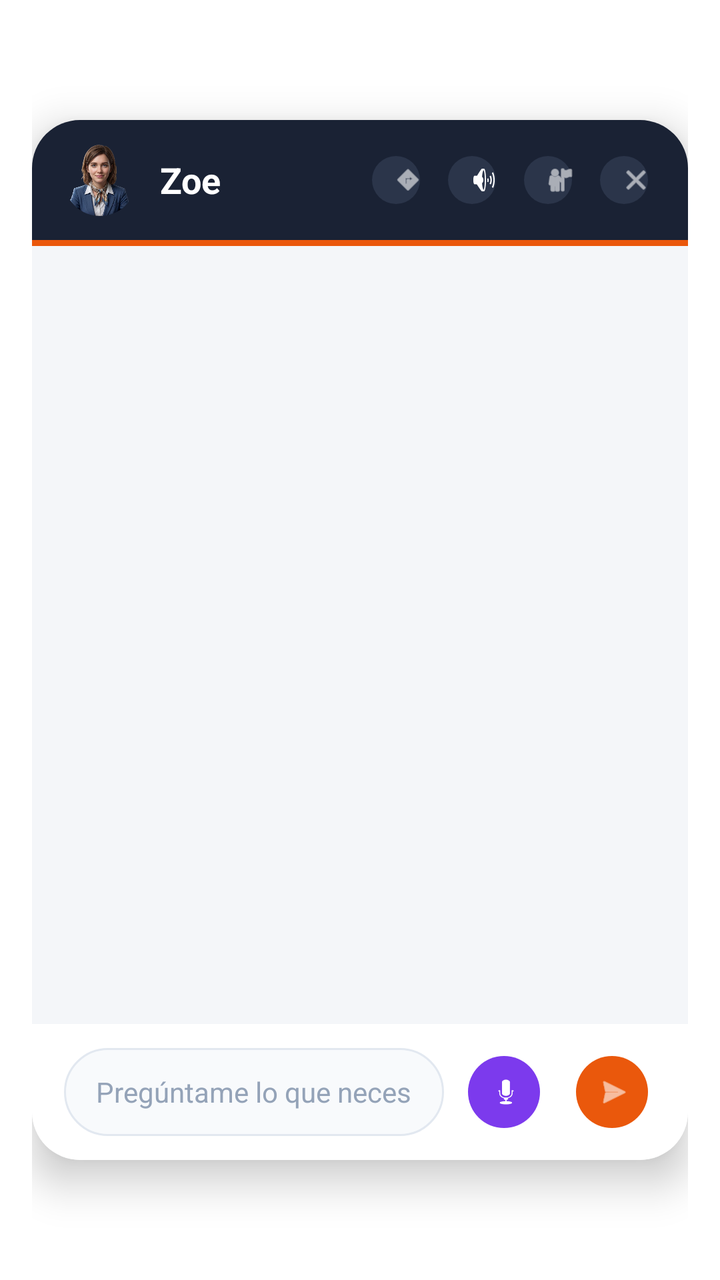
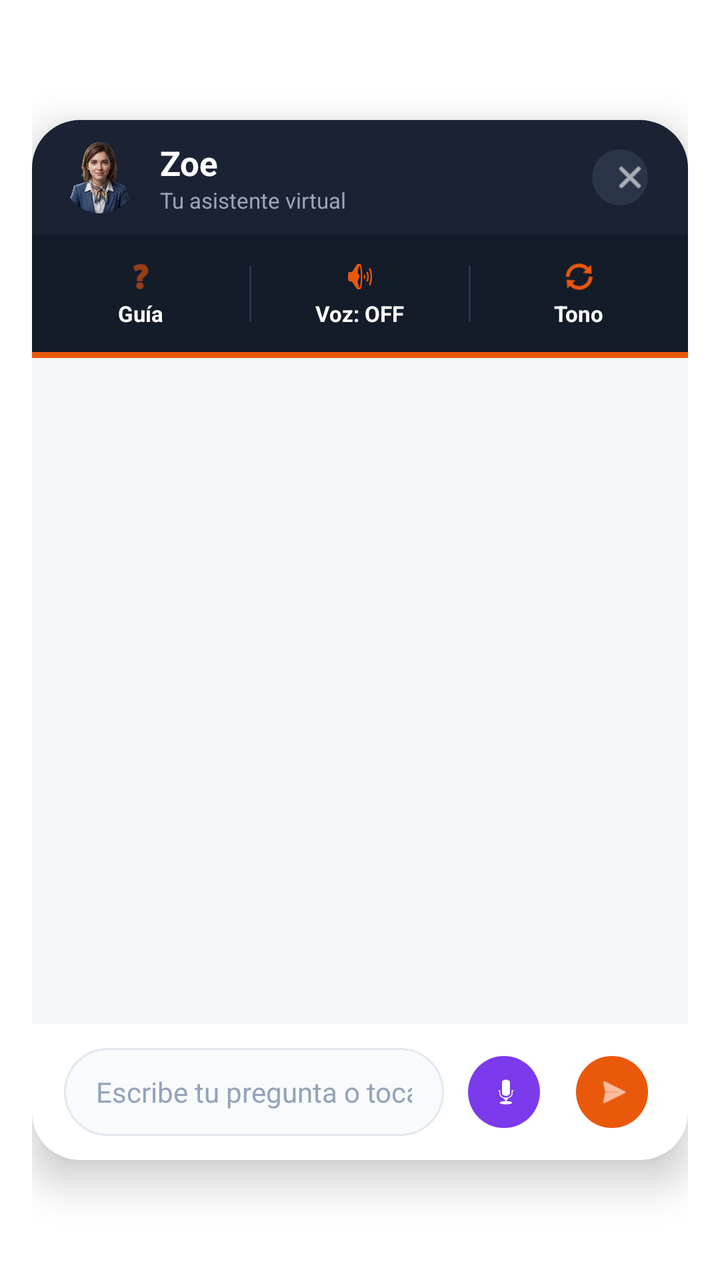

Two renders of the same Android screen: before a commit and after it. Below are the layout's source before the change and the commit's diff.
<!-- AndroidManifest.xml: application theme Theme.MaterialComponents.Light.NoActionBar -->
<!-- res/layout/bottom_sheet_zoe_chat.xml -->
<?xml version="1.0" encoding="utf-8"?>
<FrameLayout xmlns:android="http://schemas.android.com/apk/res/android"
    xmlns:app="http://schemas.android.com/apk/res-auto"
    android:layout_width="match_parent"
    android:layout_height="wrap_content"
    android:padding="16dp">

    
    <com.google.android.material.card.MaterialCardView
        android:layout_width="match_parent"
        android:layout_height="520dp"
        android:layout_gravity="center"
        app:cardBackgroundColor="#F4F6F9"
        app:cardCornerRadius="24dp"
        app:cardElevation="12dp"
        app:strokeWidth="0dp">

        <LinearLayout
            android:layout_width="match_parent"
            android:layout_height="match_parent"
            android:orientation="vertical">

            
            <RelativeLayout
                android:layout_width="match_parent"
                android:layout_height="wrap_content"
                android:background="#1A2234"
                android:paddingHorizontal="16dp"
                android:paddingVertical="12dp">

                <LinearLayout
                    android:layout_width="wrap_content"
                    android:layout_height="wrap_content"
                    android:layout_alignParentStart="true"
                    android:layout_centerVertical="true"
                    android:gravity="center_vertical"
                    android:orientation="horizontal">

                    
                    <com.google.android.material.imageview.ShapeableImageView
                        android:layout_width="36dp"
                        android:layout_height="36dp"
                        android:scaleType="centerCrop"
                        android:src="@drawable/zoe"
                        app:shapeAppearanceOverlay="@style/ShapeAppearance.Material3.Corner.Full" />

                    <TextView
                        android:layout_width="wrap_content"
                        android:layout_height="wrap_content"
                        android:layout_marginStart="12dp"
                        android:text="Zoe"
                        android:textColor="@color/white"
                        android:textSize="18sp"
                        android:textStyle="bold" />
                </LinearLayout>

                
                <LinearLayout
                    android:layout_width="wrap_content"
                    android:layout_height="wrap_content"
                    android:layout_alignParentEnd="true"
                    android:layout_centerVertical="true"
                    android:gravity="center_vertical"
                    android:orientation="horizontal">

                    <com.google.android.material.button.MaterialButton
                        android:id="@+id/btnIniciarGuia"
                        style="@style/Widget.Material3.Button.IconButton"
                        android:layout_width="32dp"
                        android:layout_height="32dp"
                        android:layout_marginEnd="6dp"
                        android:contentDescription="Guía de bienvenida"
                        app:backgroundTint="#2B354A"
                        app:cornerRadius="16dp"
                        app:icon="@android:drawable/ic_menu_directions"
                        app:iconSize="16dp"
                        app:iconTint="@color/white" />

                    <com.google.android.material.button.MaterialButton
                        android:id="@+id/btnToggleVozChat"
                        style="@style/Widget.Material3.Button.IconButton"
                        android:layout_width="32dp"
                        android:layout_height="32dp"
                        android:layout_marginEnd="6dp"
                        app:backgroundTint="#2B354A"
                        app:cornerRadius="16dp"
                        app:icon="@android:drawable/ic_lock_silent_mode_off"
                        app:iconSize="16dp"
                        app:iconTint="@color/white" />

                    <com.google.android.material.button.MaterialButton
                        android:id="@+id/btnCambiarVoz"
                        style="@style/Widget.Material3.Button.IconButton"
                        android:layout_width="32dp"
                        android:layout_height="32dp"
                        android:layout_marginEnd="6dp"
                        android:contentDescription="Cambiar voz de Zoe"
                        app:backgroundTint="#2B354A"
                        app:cornerRadius="16dp"
                        app:icon="@android:drawable/ic_menu_myplaces"
                        app:iconSize="16dp"
                        app:iconTint="@color/white" />

                    <com.google.android.material.button.MaterialButton
                        android:id="@+id/btnCerrarChat"
                        style="@style/Widget.Material3.Button.IconButton"
                        android:layout_width="32dp"
                        android:layout_height="32dp"
                        app:backgroundTint="#2B354A"
                        app:cornerRadius="16dp"
                        app:icon="@android:drawable/ic_menu_close_clear_cancel"
                        app:iconSize="16dp"
                        app:iconTint="@color/white" />
                </LinearLayout>
            </RelativeLayout>

            
            <View
                android:layout_width="match_parent"
                android:layout_height="3dp"
                android:background="#EA580C" />

            
            <androidx.recyclerview.widget.RecyclerView
                android:id="@+id/rvChatMensajes"
                android:layout_width="match_parent"
                android:layout_height="0dp"
                android:layout_weight="1"
                android:clipToPadding="false"
                android:padding="16dp" />

            
            <LinearLayout
                android:layout_width="match_parent"
                android:layout_height="wrap_content"
                android:background="@color/white"
                android:gravity="center_vertical"
                android:orientation="horizontal"
                android:paddingHorizontal="16dp"
                android:paddingVertical="12dp">

                <EditText
                    android:id="@+id/etMensajeChat"
                    android:layout_width="0dp"
                    android:layout_height="44dp"
                    android:layout_weight="1"
                    android:background="@drawable/bg_chat_input"
                    android:hint="Pregúntame lo que necesites..."
                    android:inputType="textCapSentences"
                    android:paddingHorizontal="16dp"
                    android:textColor="#1E293B"
                    android:textColorHint="#94A3B8"
                    android:textSize="14sp" />

                <com.google.android.material.button.MaterialButton
                    android:id="@+id/btnMicChat"
                    style="@style/Widget.Material3.Button.IconButton"
                    android:layout_width="44dp"
                    android:layout_height="44dp"
                    android:layout_marginStart="8dp"
                    android:contentDescription="Hablar con Zoe"
                    app:backgroundTint="#7C3AED"
                    app:cornerRadius="22dp"
                    app:icon="@android:drawable/ic_btn_speak_now"
                    app:iconSize="18dp"
                    app:iconTint="@color/white" />

                <com.google.android.material.button.MaterialButton
                    android:id="@+id/btnEnviarMensaje"
                    style="@style/Widget.Material3.Button.IconButton"
                    android:layout_width="44dp"
                    android:layout_height="44dp"
                    android:layout_marginStart="10dp"
                    app:backgroundTint="#EA580C"
                    app:cornerRadius="22dp"
                    app:icon="@android:drawable/ic_menu_send"
                    app:iconSize="18dp"
                    app:iconTint="@color/white" />
            </LinearLayout>
        </LinearLayout>
    </com.google.android.material.card.MaterialCardView>
</FrameLayout>
<!-- resources referenced by this layout -->
<resources>
  <color name="white">#FFFFFFFF</color>
  <!-- drawable bg_chat_input (drawable) -->
  <?xml version="1.0" encoding="utf-8"?>
  <shape xmlns:android="http://schemas.android.com/apk/res/android"
      android:shape="rectangle">
      <solid android:color="#F8FAFC" />
      <corners android:radius="22dp" />
      <stroke
          android:width="1dp"
          android:color="#E2E8F0" />
  </shape>
  <!-- drawable zoe: png bitmap (drawable, 155241 bytes) -->
</resources>

<!-- the commit's change to res/layout/bottom_sheet_zoe_chat.xml (unified diff, before → after) -->
@@ -26,7 +26,7 @@
                 android:layout_height="wrap_content"
                 android:background="#1A2234"
                 android:paddingHorizontal="16dp"
-                android:paddingVertical="12dp">
+                android:paddingVertical="10dp">
 
                 <LinearLayout
                     android:layout_width="wrap_content"
@@ -44,75 +44,160 @@
                         android:src="@drawable/zoe"
                         app:shapeAppearanceOverlay="@style/ShapeAppearance.Material3.Corner.Full" />
 
-                    <TextView
+                    <LinearLayout
                         android:layout_width="wrap_content"
                         android:layout_height="wrap_content"
                         android:layout_marginStart="12dp"
-                        android:text="Zoe"
-                        android:textColor="@color/white"
-                        android:textSize="18sp"
-                        android:textStyle="bold" />
-                </LinearLayout>
-
-                
-                <LinearLayout
-                    android:layout_width="wrap_content"
-                    android:layout_height="wrap_content"
+                        android:orientation="vertical">
+
+                        <TextView
+                            android:layout_width="wrap_content"
+                            android:layout_height="wrap_content"
+                            android:text="Zoe"
+                            android:textColor="@color/white"
+                            android:textSize="17sp"
+                            android:textStyle="bold" />
+
+                        <TextView
+                            android:layout_width="wrap_content"
+                            android:layout_height="wrap_content"
+                            android:text="Tu asistente virtual"
+                            android:textColor="#9AA5B8"
+                            android:textSize="11sp" />
+                    </LinearLayout>
+                </LinearLayout>
+
+                
+                <com.google.android.material.button.MaterialButton
+                    android:id="@+id/btnCerrarChat"
+                    style="@style/Widget.Material3.Button.IconButton"
+                    android:layout_width="36dp"
+                    android:layout_height="36dp"
                     android:layout_alignParentEnd="true"
                     android:layout_centerVertical="true"
-                    android:gravity="center_vertical"
-                    android:orientation="horizontal">
-
-                    <com.google.android.material.button.MaterialButton
-                        android:id="@+id/btnIniciarGuia"
-                        style="@style/Widget.Material3.Button.IconButton"
-                        android:layout_width="32dp"
-                        android:layout_height="32dp"
-                        android:layout_marginEnd="6dp"
-                        android:contentDescription="Guía de bienvenida"
-                        app:backgroundTint="#2B354A"
-                        app:cornerRadius="16dp"
-                        app:icon="@android:drawable/ic_menu_directions"
-                        app:iconSize="16dp"
-                        app:iconTint="@color/white" />
-
-                    <com.google.android.material.button.MaterialButton
-                        android:id="@+id/btnToggleVozChat"
-                        style="@style/Widget.Material3.Button.IconButton"
-                        android:layout_width="32dp"
-                        android:layout_height="32dp"
-                        android:layout_marginEnd="6dp"
-                        app:backgroundTint="#2B354A"
-                        app:cornerRadius="16dp"
-                        app:icon="@android:drawable/ic_lock_silent_mode_off"
-                        app:iconSize="16dp"
-                        app:iconTint="@color/white" />
-
-                    <com.google.android.material.button.MaterialButton
-                        android:id="@+id/btnCambiarVoz"
-                        style="@style/Widget.Material3.Button.IconButton"
-                        android:layout_width="32dp"
-                        android:layout_height="32dp"
-                        android:layout_marginEnd="6dp"
-                        android:contentDescription="Cambiar voz de Zoe"
-                        app:backgroundTint="#2B354A"
-                        app:cornerRadius="16dp"
-                        app:icon="@android:drawable/ic_menu_myplaces"
-                        app:iconSize="16dp"
-                        app:iconTint="@color/white" />
-
-                    <com.google.android.material.button.MaterialButton
-                        android:id="@+id/btnCerrarChat"
-                        style="@style/Widget.Material3.Button.IconButton"
-                        android:layout_width="32dp"
-                        android:layout_height="32dp"
-                        app:backgroundTint="#2B354A"
-                        app:cornerRadius="16dp"
-                        app:icon="@android:drawable/ic_menu_close_clear_cancel"
-                        app:iconSize="16dp"
-                        app:iconTint="@color/white" />
-                </LinearLayout>
+                    android:contentDescription="Cerrar el chat"
+                    android:tooltipText="Cerrar"
+                    app:backgroundTint="#2B354A"
+                    app:cornerRadius="18dp"
+                    app:icon="@android:drawable/ic_menu_close_clear_cancel"
+                    app:iconSize="18dp"
+                    app:iconTint="@color/white" />
             </RelativeLayout>
+
+            
+            <LinearLayout
+                android:layout_width="match_parent"
+                android:layout_height="wrap_content"
+                android:background="#141B29"
+                android:gravity="center_vertical"
+                android:orientation="horizontal"
+                android:paddingVertical="8dp">
+
+                
+                <LinearLayout
+                    android:id="@+id/btnIniciarGuia"
+                    android:layout_width="0dp"
+                    android:layout_height="wrap_content"
+                    android:layout_weight="1"
+                    android:background="?attr/selectableItemBackground"
+                    android:clickable="true"
+                    android:contentDescription="Ver guía de bienvenida paso a paso"
+                    android:focusable="true"
+                    android:gravity="center"
+                    android:orientation="vertical"
+                    android:paddingVertical="4dp">
+
+                    <ImageView
+                        android:layout_width="18dp"
+                        android:layout_height="18dp"
+                        android:contentDescription="@null"
+                        android:src="@android:drawable/ic_menu_help"
+                        app:tint="#EA580C" />
+
+                    <TextView
+                        android:layout_width="wrap_content"
+                        android:layout_height="wrap_content"
+                        android:layout_marginTop="2dp"
+                        android:text="Guía"
+                        android:textColor="@color/white"
+                        android:textSize="11sp"
+                        android:textStyle="bold" />
+                </LinearLayout>
+
+                <View
+                    android:layout_width="1dp"
+                    android:layout_height="28dp"
+                    android:background="#2B354A" />
+
+                
+                <LinearLayout
+                    android:id="@+id/btnToggleVozChat"
+                    android:layout_width="0dp"
+                    android:layout_height="wrap_content"
+                    android:layout_weight="1"
+                    android:background="?attr/selectableItemBackground"
+                    android:clickable="true"
+                    android:contentDescription="Activar o silenciar la voz de Zoe"
+                    android:focusable="true"
+                    android:gravity="center"
+                    android:orientation="vertical"
+                    android:paddingVertical="4dp">
+
+                    <ImageView
+                        android:id="@+id/ivIconoVoz"
+                        android:layout_width="18dp"
+                        android:layout_height="18dp"
+                        android:contentDescription="@null"
+                        android:src="@android:drawable/ic_lock_silent_mode_off"
+                        app:tint="#EA580C" />
+
+                    <TextView
+                        android:id="@+id/tvEstadoVoz"
+                        android:layout_width="wrap_content"
+                        android:layout_height="wrap_content"
+                        android:layout_marginTop="2dp"
+                        android:text="Voz: OFF"
+                        android:textColor="@color/white"
+                        android:textSize="11sp"
+                        android:textStyle="bold" />
+                </LinearLayout>
+
+                <View
+                    android:layout_width="1dp"
+                    android:layout_height="28dp"
+                    android:background="#2B354A" />
+
+                
+                <LinearLayout
+                    android:id="@+id/btnCambiarVoz"
+                    android:layout_width="0dp"
+                    android:layout_height="wrap_content"
+                    android:layout_weight="1"
+                    android:background="?attr/selectableItemBackground"
+                    android:clickable="true"
+                    android:contentDescription="Cambiar el tono de voz de Zoe"
+                    android:focusable="true"
+                    android:gravity="center"
+                    android:orientation="vertical"
+                    android:paddingVertical="4dp">
+
+                    <ImageView
+                        android:layout_width="18dp"
+                        android:layout_height="18dp"
+                        android:contentDescription="@null"
+                        android:src="@android:drawable/ic_popup_sync"
+                        app:tint="#EA580C" />
+
+                    <TextView
+                        android:layout_width="wrap_content"
+                        android:layout_height="wrap_content"
+                        android:layout_marginTop="2dp"
+                        android:text="Tono"
+                        android:textColor="@color/white"
+                        android:textSize="11sp"
+                        android:textStyle="bold" />
+                </LinearLayout>
+            </LinearLayout>
 
             
             <View
@@ -145,9 +230,12 @@
                     android:layout_height="44dp"
                     android:layout_weight="1"
                     android:background="@drawable/bg_chat_input"
-                    android:hint="Pregúntame lo que necesites..."
+                    android:contentDescription="Escribe tu mensaje para Zoe"
+                    android:hint="Escribe tu pregunta o toca el micrófono…"
+                    android:imeOptions="actionSend"
                     android:inputType="textCapSentences"
                     android:paddingHorizontal="16dp"
+                    android:singleLine="true"
                     android:textColor="#1E293B"
                     android:textColorHint="#94A3B8"
                     android:textSize="14sp" />
@@ -158,7 +246,8 @@
                     android:layout_width="44dp"
                     android:layout_height="44dp"
                     android:layout_marginStart="8dp"
-                    android:contentDescription="Hablar con Zoe"
+                    android:contentDescription="Hablar con Zoe por voz"
+                    android:tooltipText="Hablar por voz"
                     app:backgroundTint="#7C3AED"
                     app:cornerRadius="22dp"
                     app:icon="@android:drawable/ic_btn_speak_now"
@@ -171,6 +260,8 @@
                     android:layout_width="44dp"
                     android:layout_height="44dp"
                     android:layout_marginStart="10dp"
+                    android:contentDescription="Enviar mensaje"
+                    android:tooltipText="Enviar"
                     app:backgroundTint="#EA580C"
                     app:cornerRadius="22dp"
                     app:icon="@android:drawable/ic_menu_send"
